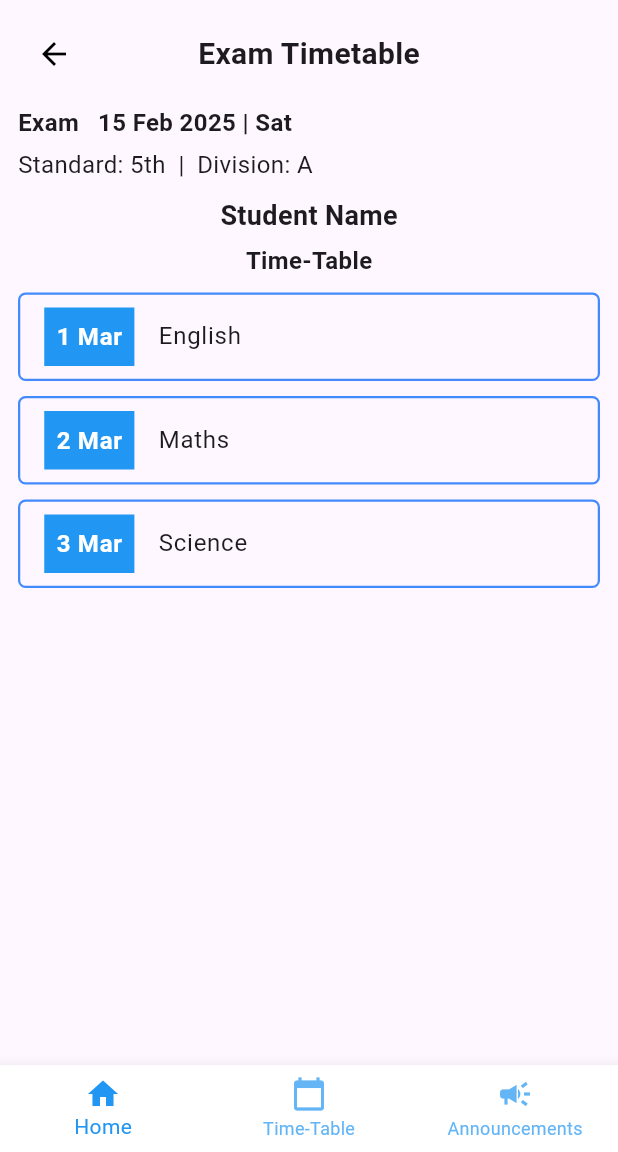
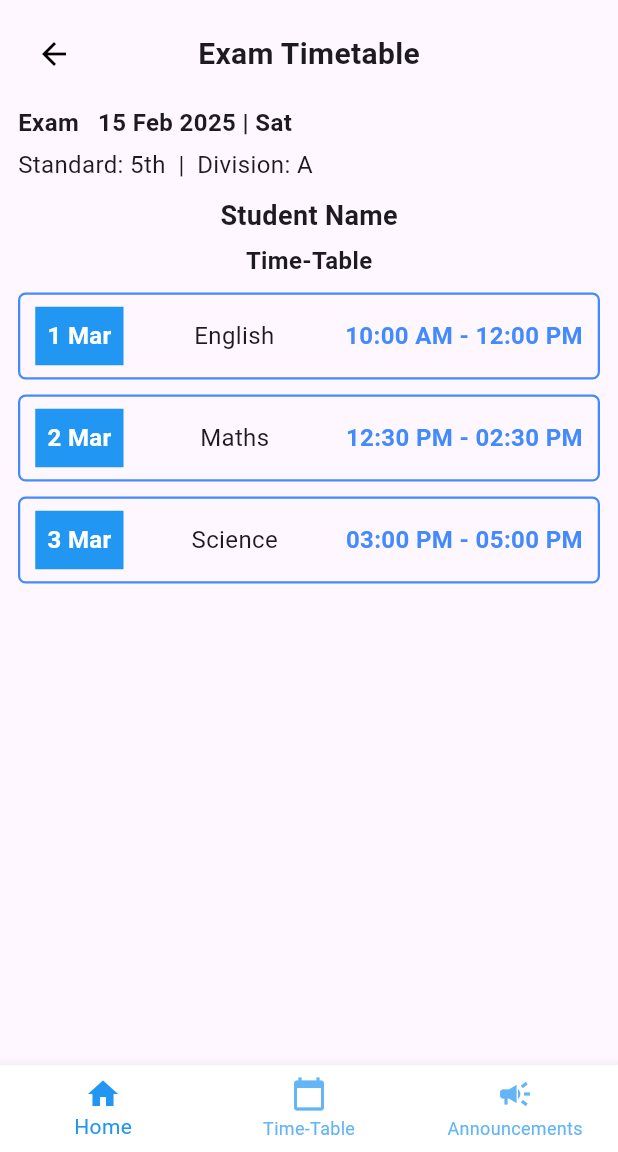
Before and after one commit to iamjatin-g/SSPD-SMS, a Flutter app: the ExamTimetableScreen screen opened by its route, on a phone screen of 412 x 824 dp, the part 84-1236 px from its top. Run offline on Flutter 3.47's test engine with Material 3 defaults, Android fonts, the phone set to English and light mode, and no system bars; our stand-ins replace pie_chart, table_calendar.

Commit message:
Update: Updated Exam Time-Table screen

```diff
--- a/Student Portal/lib/screens/exam_timetable_screen.dart
+++ b/Student Portal/lib/screens/exam_timetable_screen.dart
@@ -63,9 +63,9 @@ class ExamTimetableScreen extends StatelessWidget {
             Expanded(
               child: ListView(
                 children: [
-                  _buildTimetableCard("1 Mar", "English"),
-                  _buildTimetableCard("2 Mar", "Maths"),
-                  _buildTimetableCard("3 Mar", "Science"),
+                  _buildTimetableCard("1 Mar", "English", "10:00 AM - 12:00 PM"),
+                  _buildTimetableCard("2 Mar", "Maths", "12:30 PM - 02:30 PM"),
+                  _buildTimetableCard("3 Mar", "Science", "03:00 PM - 05:00 PM"),
                 ],
               ),
             ),
@@ -76,15 +76,19 @@ class ExamTimetableScreen extends StatelessWidget {
   }
 
   // **Timetable Card UI**
-  Widget _buildTimetableCard(String date, String subject) {
+  Widget _buildTimetableCard(String date, String subject, String time) {
     return Container(
       margin: const EdgeInsets.only(bottom: 10),
+      padding: const EdgeInsets.symmetric(vertical: 8, horizontal: 10),
       decoration: BoxDecoration(
         border: Border.all(color: Colors.blueAccent, width: 1.5),
         borderRadius: BorderRadius.circular(5),
       ),
-      child: ListTile(
-        leading: Container(
+      child: Row(
+        mainAxisAlignment: MainAxisAlignment.spaceBetween,
+        children: [
+          // **Date Box**
+          Container(
             padding: const EdgeInsets.all(8),
             color: Colors.blue,
             child: Text(
@@ -92,7 +96,16 @@ class ExamTimetableScreen extends StatelessWidget {
               style: const TextStyle(color: Colors.white, fontSize: 16, fontWeight: FontWeight.bold),
             ),
           ),
-        title: Text(subject, style: const TextStyle(fontSize: 16)),
+
+          // **Subject Name**
+          Text(subject, style: const TextStyle(fontSize: 16)),
+
+          // **Exam Timings (Right Aligned)**
+          Text(
+            time,
+            style: const TextStyle(fontSize: 16, fontWeight: FontWeight.bold, color: Colors.blueAccent),
+          ),
+        ],
       ),
     );
   }
```
Lines whose indentation alone changed are shown as unchanged.
